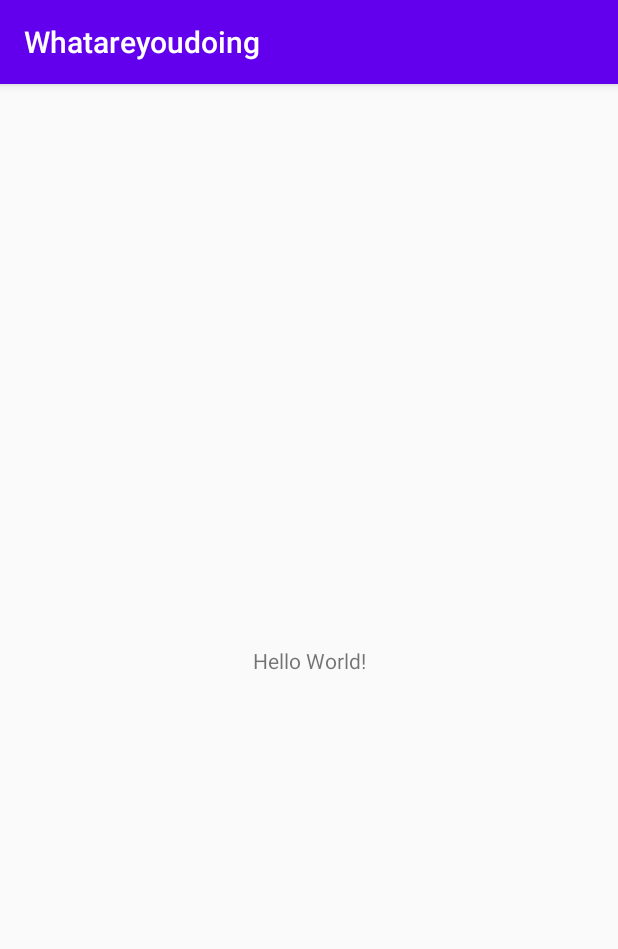
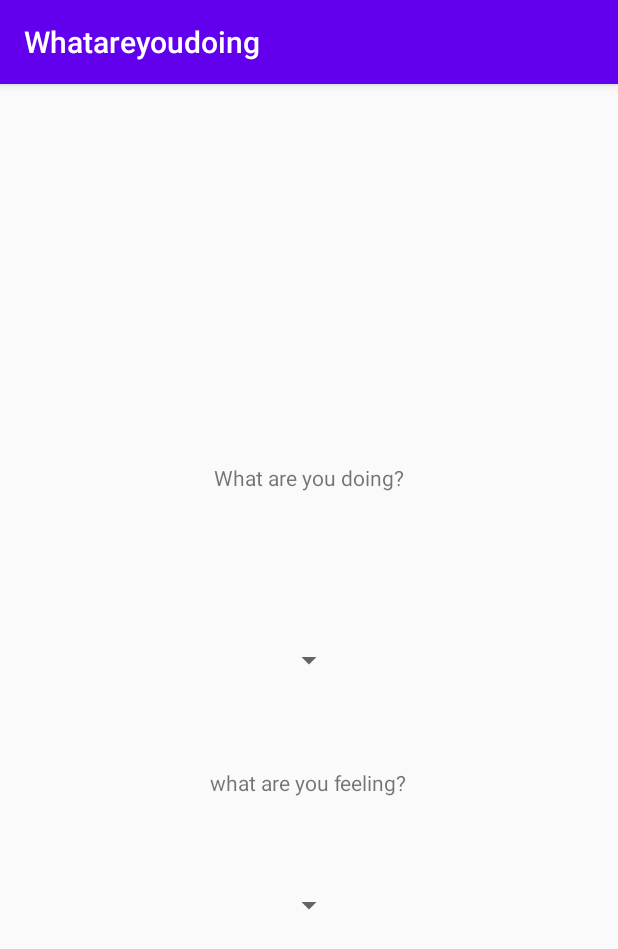
Before and after one commit to prateekmahajan/what_are_you_doing, an Android app: the screen it shows after launch (MainActivity), on a phone screen of 412 x 824 dp. Shown: the top 949 px of the screen. Run offline under Robolectric (Android 15) with nearby library versions, the phone set to English and light mode, and no system bars.

Commit message:
page1UI1

```diff
--- a/app/src/main/res/layout/activity_main.xml
+++ b/app/src/main/res/layout/activity_main.xml
@@ -1,5 +1,5 @@
 <?xml version="1.0" encoding="utf-8"?>
-<androidx.constraintlayout.widget.ConstraintLayout xmlns:android="http://schemas.android.com/apk/res/android"
+<RelativeLayout xmlns:android="http://schemas.android.com/apk/res/android"
     xmlns:app="http://schemas.android.com/apk/res-auto"
     xmlns:tools="http://schemas.android.com/tools"
     android:layout_width="match_parent"
@@ -7,12 +7,36 @@
     tools:context=".MainActivity">
 
     <TextView
+        android:id="@+id/doingtextview"
         android:layout_width="wrap_content"
         android:layout_height="wrap_content"
-        android:text="Hello World!"
-        app:layout_constraintBottom_toBottomOf="parent"
-        app:layout_constraintLeft_toLeftOf="parent"
-        app:layout_constraintRight_toRightOf="parent"
-        app:layout_constraintTop_toTopOf="parent" />
+        android:layout_above="@id/doinglist"
+        android:layout_centerHorizontal="true"
+        android:layout_marginBottom="100dp"
+        android:text="@string/what_are_you_doing" />
 
-</androidx.constraintlayout.widget.ConstraintLayout>
+    <Spinner
+        android:id="@+id/doinglist"
+        android:layout_width="wrap_content"
+        android:layout_height="wrap_content"
+        android:layout_centerInParent="true"/>
+
+    <TextView
+        android:id="@+id/feelingtextview"
+        android:layout_width="wrap_content"
+        android:layout_height="wrap_content"
+        android:text="@string/what_are_you_feeling"
+        android:layout_centerHorizontal="true"
+        android:layout_below="@id/doinglist"
+        android:layout_marginTop="60dp"/>
+
+    <Spinner
+        android:id="@+id/feelinglist"
+        android:layout_width="wrap_content"
+        android:layout_height="wrap_content"
+        android:layout_centerHorizontal="true"
+        android:layout_below="@id/feelingtextview"
+        android:layout_marginTop="60dp"/>
+
+
+</RelativeLayout>
--- a/app/src/main/res/values/strings.xml
+++ b/app/src/main/res/values/strings.xml
@@ -1,3 +1,5 @@
 <resources>
     <string name="app_name">Whatareyoudoing</string>
+    <string name="what_are_you_doing">What are you doing?</string>
+    <string name="what_are_you_feeling">what are you feeling?</string>
 </resources>
```
